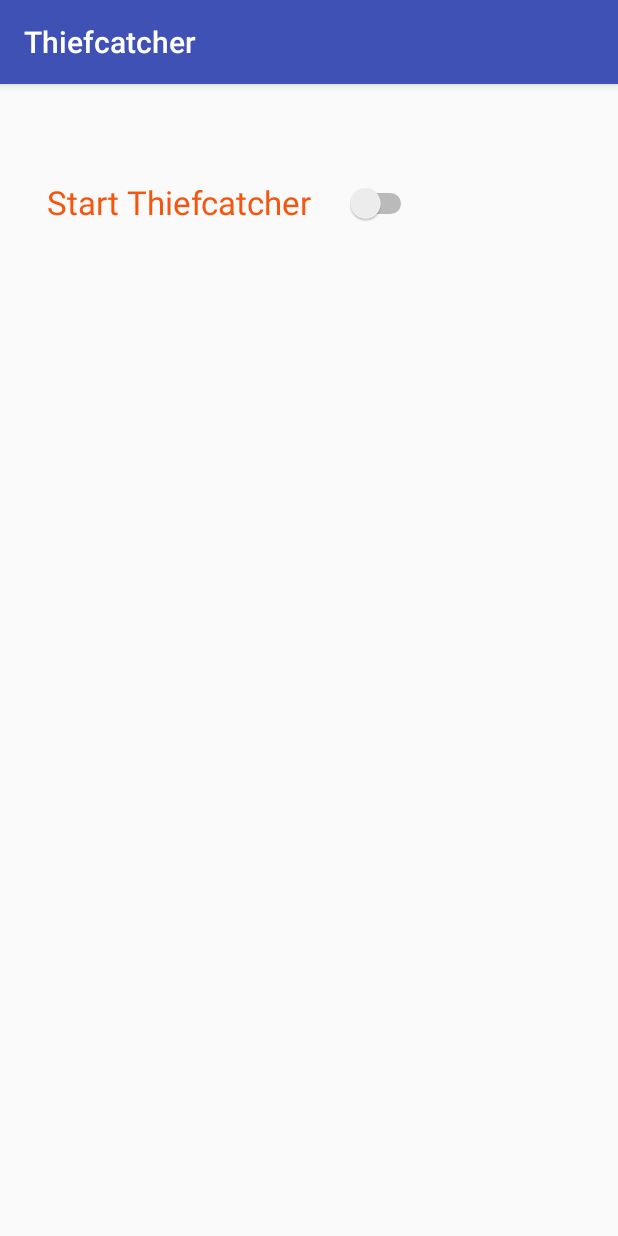
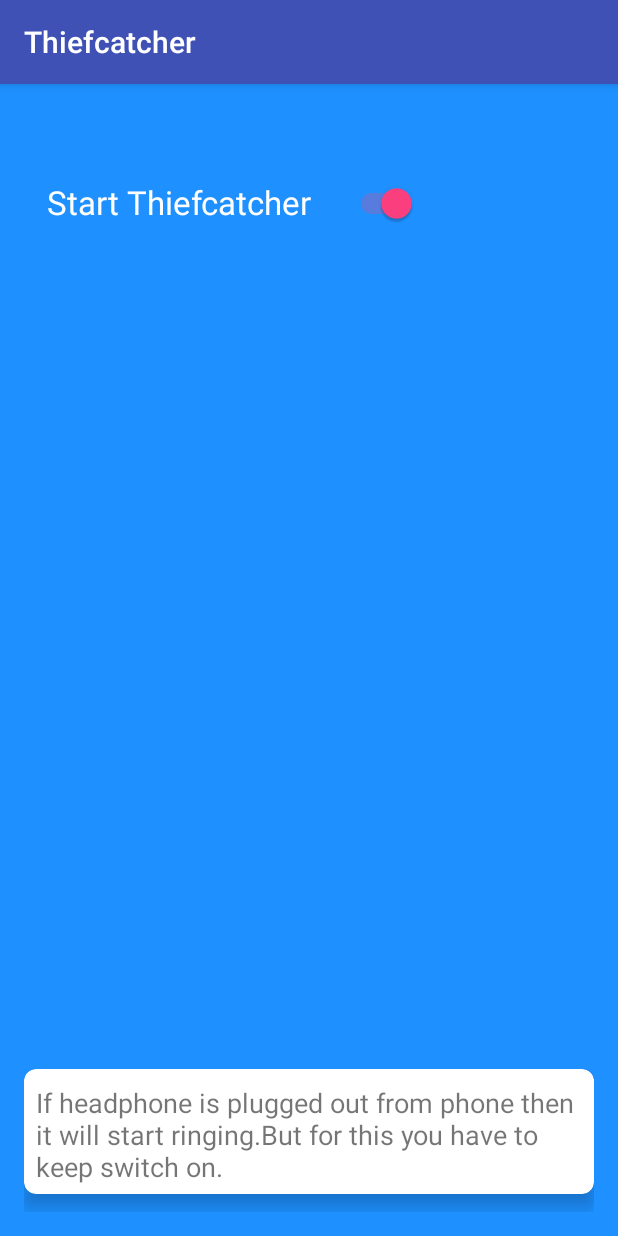
Before and after one commit to amitiwary999/ThiefCatcher, an Android app: the screen it shows after launch (MainActivity), on a phone screen of 412 x 824 dp. Run offline under Robolectric (Android 15) with nearby library versions, the phone set to English and light mode, and no system bars; 4 statements that could not run were skipped.

Commit message:
Some changes in UI

```diff
--- a/app/build.gradle
+++ b/app/build.gradle
@@ -24,4 +24,5 @@ dependencies {
     testCompile 'junit:junit:4.12'
     compile 'com.android.support:appcompat-v7:24.1.1'
     compile 'com.google.android.gms:play-services-contextmanager:9.2.0'
+    compile 'com.android.support:cardview-v7:24.1.1'
 }
--- a/app/src/main/AndroidManifest.xml
+++ b/app/src/main/AndroidManifest.xml
@@ -7,7 +7,7 @@
     <application
 
         android:allowBackup="true"
-        android:icon="@mipmap/ic_launcher"
+        android:icon="@mipmap/frontt"
         android:label="@string/app_name"
         android:supportsRtl="true"
         android:theme="@style/AppTheme">
--- a/app/src/main/java/com/example/amit/thiefcatcher/MainActivity.java
+++ b/app/src/main/java/com/example/amit/thiefcatcher/MainActivity.java
@@ -1,37 +1,29 @@
 package com.example.amit.thiefcatcher;
 
 import android.app.PendingIntent;
-import android.content.BroadcastReceiver;
-import android.content.Context;
 import android.content.Intent;
 import android.content.IntentFilter;
 import android.content.SharedPreferences;
-import android.media.MediaPlayer;
-import android.nfc.Tag;
 import android.support.annotation.NonNull;
 import android.support.v7.app.AppCompatActivity;
 import android.os.Bundle;
-import android.text.TextUtils;
-import android.util.Log;
-import android.widget.CompoundButton;
+import android.view.View;
 import android.widget.Switch;
 import android.widget.TextView;
 import android.widget.Toast;
 
 import com.google.android.gms.awareness.Awareness;
 import com.google.android.gms.awareness.fence.AwarenessFence;
-import com.google.android.gms.awareness.fence.FenceState;
 import com.google.android.gms.awareness.fence.FenceUpdateRequest;
 import com.google.android.gms.awareness.fence.HeadphoneFence;
 import com.google.android.gms.awareness.state.HeadphoneState;
 import com.google.android.gms.common.api.GoogleApiClient;
 import com.google.android.gms.common.api.ResultCallback;
-import com.google.android.gms.common.api.ResultCallbacks;
 import com.google.android.gms.common.api.Status;
 
 public class MainActivity extends AppCompatActivity {
     private SharedPreferences myPrefs;
-    private SharedPreferences.Editor editor;
+   // private SharedPreferences.Editor editor;
     private static final String FENCE_RECEIVER_ACTION = "FENCE_RECEIVE";
     private GoogleApiClient mGoogleApiClient;
     private Switch myswitch;
@@ -57,24 +49,18 @@ public class MainActivity extends AppCompatActivity {
                 10001,
                 intent,
                 0);
-       // txt=(TextView)findViewById(R.id.txt);
-        myPrefs = this.getSharedPreferences("myPrefs", MODE_PRIVATE);
-        editor=myPrefs.edit();
-        editor.commit();
         myswitch=(Switch)findViewById(R.id.switch1);
-        myswitch.setOnCheckedChangeListener(new CompoundButton.OnCheckedChangeListener() {
+        SharedPreferences myPrefs=getSharedPreferences("com.example.amit.thiefcatcher",MODE_PRIVATE);
+        myswitch.setChecked(myPrefs.getBoolean("isChecked",true));
+        myswitch.setOnClickListener(new View.OnClickListener(){
             @Override
-            public void onCheckedChanged(CompoundButton compoundButton, boolean isChecked) {
-                if(isChecked){
-                    editor.putString("mode", "on");
-                    editor.commit();
-                }else{
-                    editor.putString("mode", "off");
-                    editor.commit();
-                }
-
+            public void onClick(View view) {
+                SharedPreferences.Editor editor=getSharedPreferences("com.example.amit.thiefcatcher",MODE_PRIVATE).edit();
+                editor.putBoolean("isChecked",myswitch.isChecked());
+                editor.commit();
             }
         });
+
     }
     private void registerFences() {
         // Create a fence.
@@ -89,10 +75,8 @@ public class MainActivity extends AppCompatActivity {
                     public void onResult(@NonNull Status status) {
                         if (status.isSuccess()) {
                             Toast.makeText(MainActivity.this,"Successfully registered headphone",Toast.LENGTH_LONG).show();
-                          // txt.setText("Headphone successfully registered");
                         } else {
                             Toast.makeText(MainActivity.this,"Headphone not registered ",Toast.LENGTH_LONG).show();
-                           // txt.setText("Headphone not registered");
                         }
                     }
                 });
--- a/app/src/main/res/layout/activity_main.xml
+++ b/app/src/main/res/layout/activity_main.xml
@@ -3,10 +3,12 @@
     xmlns:tools="http://schemas.android.com/tools"
     android:layout_width="match_parent"
     android:layout_height="match_parent"
+    xmlns:card_view="http://schemas.android.com/apk/res-auto"
     android:paddingBottom="@dimen/activity_vertical_margin"
     android:paddingLeft="@dimen/activity_horizontal_margin"
     android:paddingRight="@dimen/activity_horizontal_margin"
     android:paddingTop="@dimen/activity_vertical_margin"
+    android:background="#1e90ff"
     tools:context="com.example.amit.thiefcatcher.MainActivity">
 
 
@@ -15,7 +17,7 @@
         android:layout_height="wrap_content"
         android:layout_marginTop="48dp"
         android:text="Start Thiefcatcher"
-        android:textColor="#f4560f"
+        android:textColor="#ffffff"
         android:layout_marginLeft="15dp"
         android:textSize="22dp"
         android:id="@+id/textView" />
@@ -28,6 +30,29 @@
         android:layout_marginTop="50dp"
         android:layout_marginLeft="22dp"
         android:layout_toEndOf="@+id/textView" />
+<android.support.v7.widget.CardView
+    android:id="@+id/crd"
+    android:layout_height="wrap_content"
+    android:layout_width="match_parent"
+    card_view:cardElevation="7dp"
+    android:layout_marginBottom="12dp"
+    android:layout_alignParentBottom="true"
+    android:background="#ffffff"
+    android:layout_marginTop="28dp"
+    card_view:cardCornerRadius="8dp">
+    <TextView
+        android:layout_width="wrap_content"
+        android:layout_height="wrap_content"
+        android:layout_marginTop="10dp"
+        android:layout_marginLeft="8dp"
+        android:layout_marginRight="8dp"
+        android:layout_marginBottom="6dp"
+        android:textSize="18dp"
+        android:text="If headphone is plugged out from phone then it will start ringing.But for this you have to keep switch on."
+        />
+
+</android.support.v7.widget.CardView>
+
 
 
 </RelativeLayout>
```
Also changed, not shown: app/src/main/java/com/example/amit/thiefcatcher/Headphonereceiver.java (+3 -6 lines), app/src/main/res/mipmap-mdpi/frontt.png (added), 174 other files.
